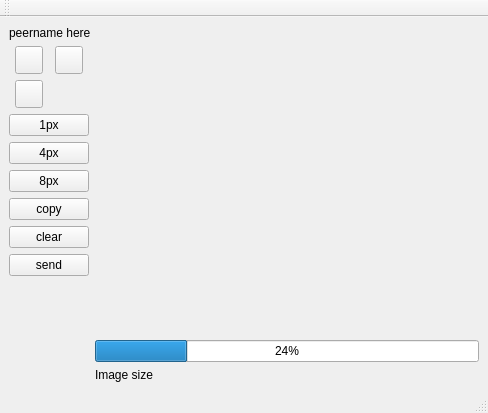
First picture: the form in gui/paintchatwindow.ui, repository electron128/Retroshare-Paintchat-Plugin, before the edit.
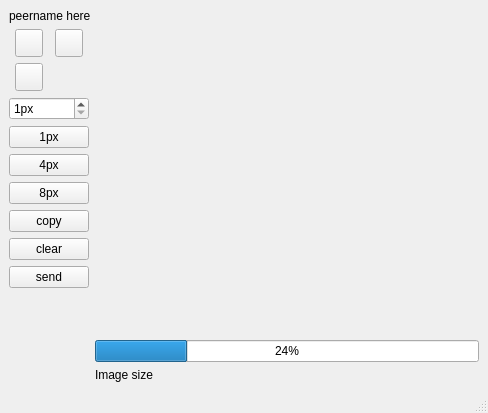
Second picture: the form after the edit. Icons and pictures are not drawn. Custom widgets are drawn as their Qt base class.

Commit message: added pen width spinbox (patch from defnax)

```diff
--- a/gui/paintchatwindow.ui
+++ b/gui/paintchatwindow.ui
@@ -42,7 +42,7 @@
          <string/>
         </property>
         <property name="icon">
-         <iconset resource="images.qrc">
+         <iconset resource="paintchat_images.qrc">
           <normaloff>:/images/edit_16.png</normaloff>:/images/edit_16.png</iconset>
         </property>
         <property name="checkable">
@@ -68,7 +68,7 @@
          <string/>
         </property>
         <property name="icon">
-         <iconset resource="images.qrc">
+         <iconset resource="paintchat_images.qrc">
           <normaloff>:/images/lastic.png</normaloff>:/images/lastic.png</iconset>
         </property>
         <property name="checkable">
@@ -100,7 +100,7 @@
       </item>
      </layout>
     </item>
-    <item row="2" column="2" rowspan="8">
+    <item row="2" column="2" rowspan="9">
      <widget class="PaintWidget" name="paintWidget" native="true">
       <property name="sizePolicy">
        <sizepolicy hsizetype="Expanding" vsizetype="Expanding">
@@ -110,7 +110,7 @@
       </property>
      </widget>
     </item>
-    <item row="3" column="0">
+    <item row="4" column="0">
      <widget class="QPushButton" name="pushButton1px">
       <property name="sizePolicy">
        <sizepolicy hsizetype="Preferred" vsizetype="Fixed">
@@ -126,7 +126,7 @@
       </property>
      </widget>
     </item>
-    <item row="4" column="0">
+    <item row="5" column="0">
      <widget class="QPushButton" name="pushButton4px">
       <property name="sizePolicy">
        <sizepolicy hsizetype="Preferred" vsizetype="Fixed">
@@ -142,7 +142,7 @@
       </property>
      </widget>
     </item>
-    <item row="5" column="0">
+    <item row="6" column="0">
      <widget class="QPushButton" name="pushButton8px">
       <property name="sizePolicy">
        <sizepolicy hsizetype="Preferred" vsizetype="Fixed">
@@ -158,7 +158,7 @@
       </property>
      </widget>
     </item>
-    <item row="6" column="0">
+    <item row="7" column="0">
      <widget class="QPushButton" name="pushButtonCopy">
       <property name="sizePolicy">
        <sizepolicy hsizetype="Preferred" vsizetype="Fixed">
@@ -171,7 +171,7 @@
       </property>
      </widget>
     </item>
-    <item row="7" column="0">
+    <item row="8" column="0">
      <widget class="QPushButton" name="pushButtonClear">
       <property name="sizePolicy">
        <sizepolicy hsizetype="Preferred" vsizetype="Fixed">
@@ -184,7 +184,7 @@
       </property>
      </widget>
     </item>
-    <item row="9" column="0">
+    <item row="10" column="0">
      <spacer name="verticalSpacer">
       <property name="orientation">
        <enum>Qt::Vertical</enum>
@@ -197,27 +197,46 @@
       </property>
      </spacer>
     </item>
-    <item row="10" column="1" colspan="2">
+    <item row="11" column="1" colspan="2">
      <widget class="QProgressBar" name="progressBar">
       <property name="value">
        <number>24</number>
       </property>
      </widget>
     </item>
-    <item row="8" column="0">
+    <item row="9" column="0">
      <widget class="QPushButton" name="pushButtonSend">
       <property name="text">
        <string>send</string>
       </property>
      </widget>
     </item>
-    <item row="11" column="1">
+    <item row="12" column="1">
      <widget class="QLabel" name="label_2">
       <property name="text">
        <string>Image size</string>
       </property>
      </widget>
     </item>
+    <item row="3" column="0">
+     <widget class="QSpinBox" name="penWidthSpinBox">
+      <property name="maximumSize">
+       <size>
+        <width>16777215</width>
+        <height>16777215</height>
+       </size>
+      </property>
+      <property name="suffix">
+       <string>px</string>
+      </property>
+      <property name="minimum">
+       <number>1</number>
+      </property>
+      <property name="maximum">
+       <number>20</number>
+      </property>
+     </widget>
+    </item>
    </layout>
   </widget>
   <widget class="QMenuBar" name="menubar">
@@ -231,20 +250,6 @@
    </property>
   </widget>
   <widget class="QStatusBar" name="statusbar"/>
-  <widget class="QToolBar" name="toolBar">
-   <property name="windowTitle">
-    <string>toolBar</string>
-   </property>
-   <property name="allowedAreas">
-    <set>Qt::LeftToolBarArea|Qt::TopToolBarArea</set>
-   </property>
-   <attribute name="toolBarArea">
-    <enum>TopToolBarArea</enum>
-   </attribute>
-   <attribute name="toolBarBreak">
-    <bool>false</bool>
-   </attribute>
-  </widget>
  </widget>
  <customwidgets>
   <customwidget>
```
Left out of the diff: 2 changed lines with no effect on the pictures. The commit also changes 2 other files.
